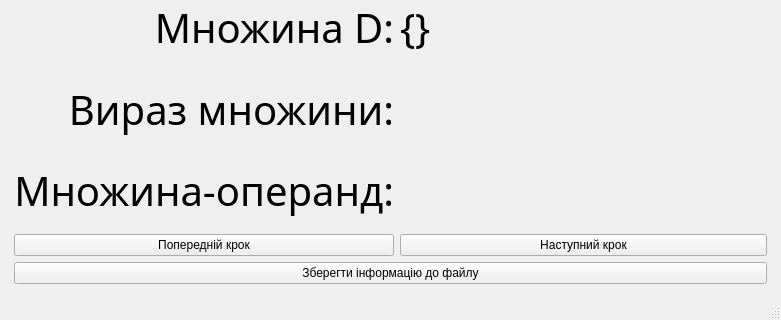
The window that SecondWindowForm.ui (s3rbug/DiscreteMathLab1) describes before a commit, drawn with Qt 5; both pictures show x 0 to 781 and y 269 to 589 of the 781 by 589 pixel window.
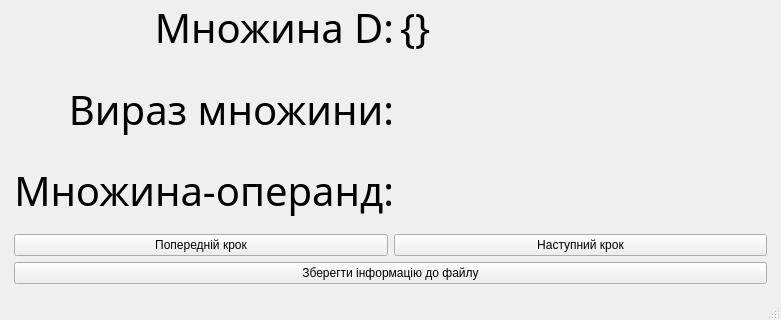
The same window after the commit.

Patch:
```diff
--- a/SecondWindowForm.ui
+++ b/SecondWindowForm.ui
@@ -33,6 +33,12 @@
        <layout class="QGridLayout" name="gridLayout">
         <item row="1" column="1">
          <widget class="QLabel" name="set_b">
+          <property name="sizePolicy">
+           <sizepolicy hsizetype="Expanding" vsizetype="Preferred">
+            <horstretch>1</horstretch>
+            <verstretch>0</verstretch>
+           </sizepolicy>
+          </property>
           <property name="styleSheet">
            <string notr="true">font-family: Gill Sans, sans-serif;
 font-size: 40px;</string>
@@ -61,25 +67,18 @@
         </item>
         <item row="0" column="1">
          <widget class="QLabel" name="set_a">
-          <property name="styleSheet">
-           <string notr="true">font-family: Gill Sans, sans-serif;
-font-size: 40px;</string>
-          </property>
-          <property name="text">
-           <string>{}</string>
-          </property>
-         </widget>
-        </item>
-        <item row="6" column="1">
-         <widget class="QPushButton" name="next_step">
           <property name="sizePolicy">
-           <sizepolicy hsizetype="Expanding" vsizetype="Fixed">
+           <sizepolicy hsizetype="Expanding" vsizetype="Preferred">
             <horstretch>1</horstretch>
             <verstretch>0</verstretch>
            </sizepolicy>
           </property>
+          <property name="styleSheet">
+           <string notr="true">font-family: Gill Sans, sans-serif;
+font-size: 40px;</string>
+          </property>
           <property name="text">
-           <string>Наступний крок</string>
+           <string>{}</string>
           </property>
          </widget>
         </item>
@@ -100,19 +99,6 @@
           </property>
          </widget>
         </item>
-        <item row="6" column="0">
-         <widget class="QPushButton" name="last_step">
-          <property name="sizePolicy">
-           <sizepolicy hsizetype="Expanding" vsizetype="Fixed">
-            <horstretch>1</horstretch>
-            <verstretch>0</verstretch>
-           </sizepolicy>
-          </property>
-          <property name="text">
-           <string>Попередній крок</string>
-          </property>
-         </widget>
-        </item>
         <item row="3" column="0">
          <widget class="QLabel" name="label_7">
           <property name="styleSheet">
@@ -143,6 +129,12 @@
         </item>
         <item row="1" column="0">
          <widget class="QLabel" name="label_3">
+          <property name="sizePolicy">
+           <sizepolicy hsizetype="Expanding" vsizetype="Preferred">
+            <horstretch>1</horstretch>
+            <verstretch>0</verstretch>
+           </sizepolicy>
+          </property>
           <property name="styleSheet">
            <string notr="true">font-family: Gill Sans, sans-serif;
 font-size: 40px;</string>
@@ -171,6 +163,12 @@
         </item>
         <item row="0" column="0">
          <widget class="QLabel" name="label">
+          <property name="sizePolicy">
+           <sizepolicy hsizetype="Expanding" vsizetype="Preferred">
+            <horstretch>1</horstretch>
+            <verstretch>0</verstretch>
+           </sizepolicy>
+          </property>
           <property name="minimumSize">
            <size>
             <width>0</width>
@@ -233,8 +231,44 @@
         </item>
        </layout>
       </item>
+      <item>
+       <layout class="QHBoxLayout" name="horizontalLayout_2">
+        <item>
+         <widget class="QPushButton" name="last_step">
+          <property name="sizePolicy">
+           <sizepolicy hsizetype="Expanding" vsizetype="Fixed">
+            <horstretch>1</horstretch>
+            <verstretch>0</verstretch>
+           </sizepolicy>
+          </property>
+          <property name="text">
+           <string>Попередній крок</string>
+          </property>
+         </widget>
+        </item>
+        <item>
+         <widget class="QPushButton" name="next_step">
+          <property name="sizePolicy">
+           <sizepolicy hsizetype="Expanding" vsizetype="Fixed">
+            <horstretch>1</horstretch>
+            <verstretch>0</verstretch>
+           </sizepolicy>
+          </property>
+          <property name="text">
+           <string>Наступний крок</string>
+          </property>
+         </widget>
+        </item>
+       </layout>
+      </item>
       <item>
        <widget class="QPushButton" name="save_to_file">
+        <property name="sizePolicy">
+         <sizepolicy hsizetype="Expanding" vsizetype="Fixed">
+          <horstretch>0</horstretch>
+          <verstretch>0</verstretch>
+         </sizepolicy>
+        </property>
         <property name="text">
          <string>Зберегти інформацію до файлу</string>
         </property>
```
